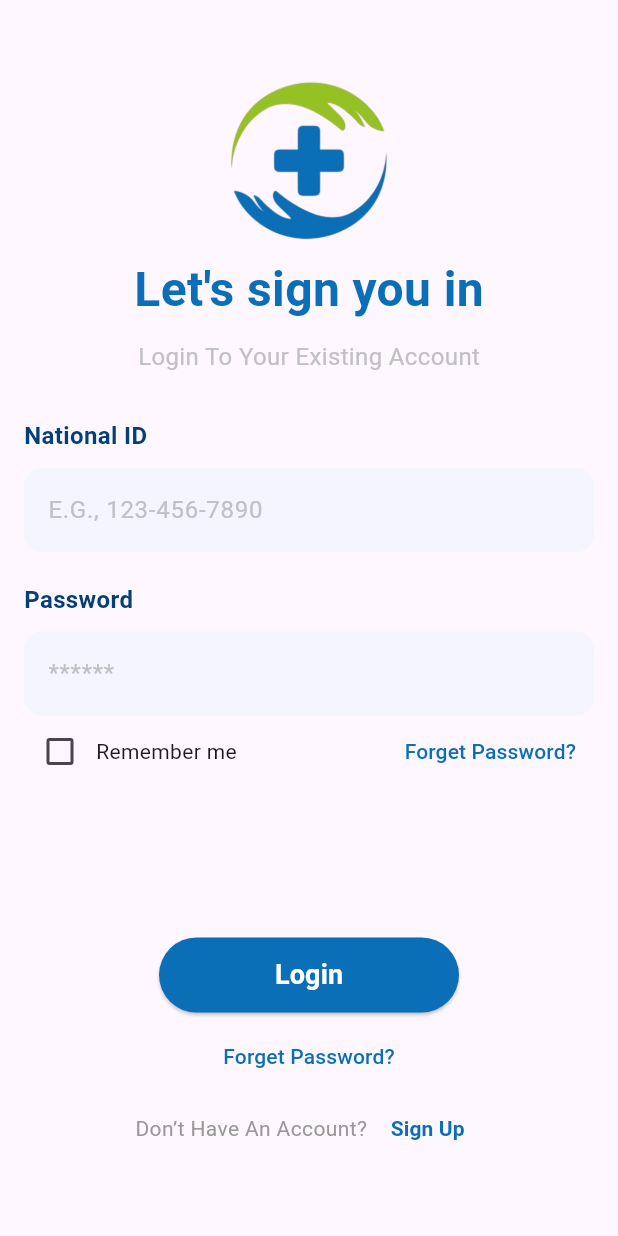
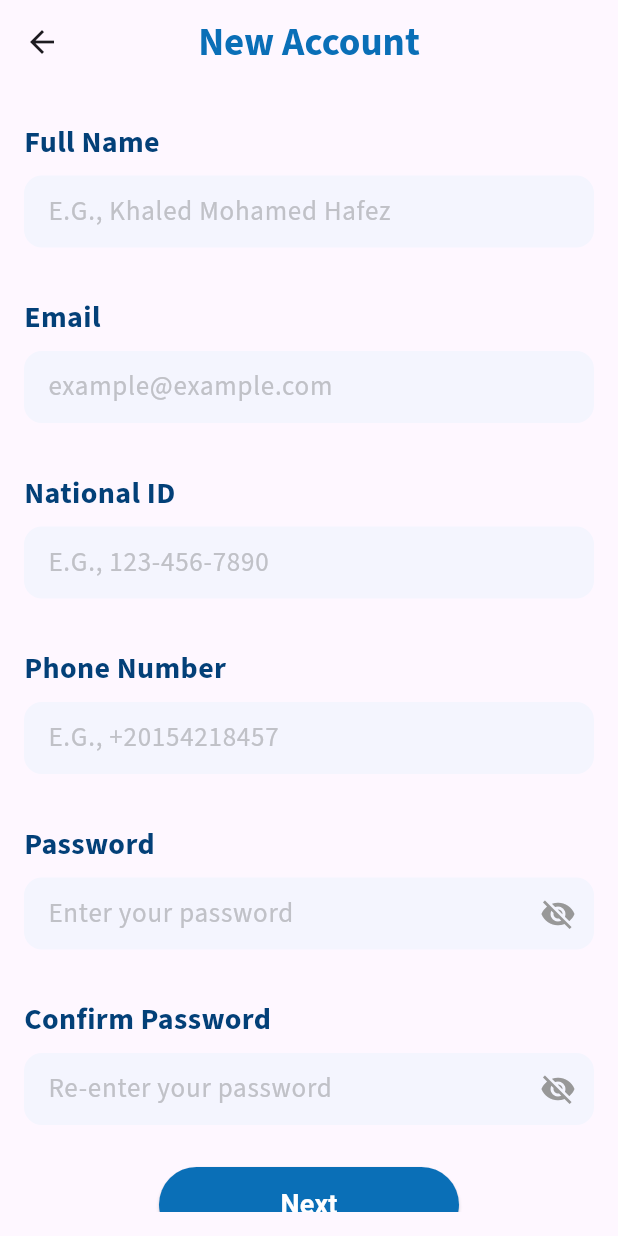
Before and after one commit to MariemBasily/Tash5esy, a Flutter app: the LoginScreen screen opened by its route, after a tap on "Sign Up", on a phone screen of 412 x 824 dp. Run offline on Flutter 3.47's test engine with Material 3 defaults, Android fonts, the phone set to English and light mode, and no system bars; our stand-ins replace easy_localization.

Commit message:
new screens with font

```diff
--- a/lib/controllers/login_controller.dart
+++ b/lib/controllers/login_controller.dart
@@ -1,3 +1,4 @@
+import 'package:easy_localization/easy_localization.dart';
 import 'package:flutter/material.dart';
 import 'package:tash5esy_app/models/login_model.dart';
 
@@ -17,12 +18,21 @@ class LoginController {
     nationalIdError = null;
     passwordError = null;
 
-    // Perform validation
+    // Perform National ID validation: must be exactly 14 digits
     if (nationalId.isEmpty) {
-      nationalIdError = "National ID cannot be empty";
+      nationalIdError = "National ID cannot be empty".tr();
+    } else if (!_isValidNationalId(nationalId)) {
+      nationalIdError = "National ID must be 14 digits.".tr();
     }
+
+    // Perform Password validation: must be at least 6 characters, contain symbols, numbers, lowercase, and uppercase
     if (password.isEmpty) {
-      passwordError = "Password cannot be empty";
+      passwordError = "Password cannot be empty".tr();
+    } else if (!_isValidPassword(password)) {
+      passwordError =
+          "Password must be at least 6 characters,"
+          "must contain upper & lower case letters &"
+          "numbers,and symbols.".tr();
     }
 
     // If no errors, return the model
@@ -37,4 +47,18 @@ class LoginController {
     nationalIdController.dispose();
     passwordController.dispose();
   }
+
+  // Helper function to validate the National ID (exactly 14 digits)
+  bool _isValidNationalId(String nationalId) {
+    final RegExp idRegExp = RegExp(r'^\d{14}$'.tr()); // Only 14 digits
+    return idRegExp.hasMatch(nationalId);
+  }
+
+  // Helper function to validate password (min 6 characters, with special conditions)
+  bool _isValidPassword(String password) {
+    final RegExp passwordRegExp = RegExp(
+      r'^(?=.*[a-z])(?=.*[A-Z])(?=.*\d)(?=.*[@$!%*?&#])[A-Za-z\d@$!%*?&#]{6,}$'.tr(),
+    );
+    return passwordRegExp.hasMatch(password);
+  }
 }
--- a/lib/controllers/signup_controller.dart
+++ b/lib/controllers/signup_controller.dart
@@ -0,0 +1,24 @@
+import 'package:flutter/material.dart';
+
+class UserController {
+  final formKey = GlobalKey<FormState>();
+
+  String fullName = '';
+  String email = '';
+  String nationalId = '';
+  String phoneNumber = '';
+  String password = '';
+
+  bool validateForm() {
+    return formKey.currentState?.validate() ?? false;
+  }
+
+  void saveForm() {
+    if (validateForm()) {
+      formKey.currentState?.save();
+      print("Form is valid and saved");
+    } else {
+      print("Form is not valid");
+    }
+  }
+}
--- a/lib/main.dart
+++ b/lib/main.dart
@@ -4,7 +4,7 @@ import 'package:tash5esy_app/models/splash_model.dart';
 import 'package:tash5esy_app/views/login/login_screen.dart';
 import 'package:tash5esy_app/views/splash/splash_screen.dart';
 import 'package:tash5esy_app/views/get_started/get_started_screen.dart';
-//import 'package:tash5esy_app/views/signup/signup_screen.dart';
+import 'package:tash5esy_app/views/signup/signup_screen.dart';
 Future<void> main() async {
   WidgetsFlutterBinding.ensureInitialized();
   await EasyLocalization.ensureInitialized();
@@ -34,7 +34,7 @@ class MyApp extends StatelessWidget {
       routes: {
         '/get_started': (context) => GetStartedScreen(),
         '/login': (context) => LoginScreen(),
-        //'/signup': (context) => SignupScreen(),
+        '/signup': (context) => NewAccountScreen(),
         //'/forgot_password': (context) =>ForgotPasswordScreen(),
       },
     );
--- a/lib/views/login/widgets/remember_me.dart
+++ b/lib/views/login/widgets/remember_me.dart
@@ -1,4 +1,3 @@
-// views/login/widgets/remember_me_widget.dart
 import 'package:flutter/material.dart';
 import 'package:easy_localization/easy_localization.dart';
 import 'package:tash5esy_app/core/style/colors.dart';
@@ -12,7 +11,7 @@ class RememberMeWidget extends StatelessWidget {
         Row(
           children: [
             Checkbox(value: false, onChanged: (bool? value) {}),
-            Text('Remember me').tr(),
+            Text('Remember me'.tr()),
           ],
         ),
         TextButton(
--- a/lib/views/signup/signup_screen.dart
+++ b/lib/views/signup/signup_screen.dart
@@ -0,0 +1,67 @@
+import 'package:easy_localization/easy_localization.dart';
+import 'package:flutter/material.dart';
+import 'package:tash5esy_app/controllers/signup_controller.dart';
+import 'package:tash5esy_app/core/style/colors.dart';
+import 'package:tash5esy_app/views/signup/widgets/already_have_an_account.dart';
+import 'package:tash5esy_app/views/signup/widgets/confirm_password_field.dart';
+import 'package:tash5esy_app/views/signup/widgets/email_field.dart';
+import 'package:tash5esy_app/views/signup/widgets/full_name_field.dart.dart';
+import 'package:tash5esy_app/views/signup/widgets/next_button.dart';
+import 'package:tash5esy_app/views/signup/widgets/national_id_field.dart';
+import 'package:tash5esy_app/views/signup/widgets/password_field.dart';
+import 'package:tash5esy_app/views/signup/widgets/phone_number_field.dart';
+
+class NewAccountScreen extends StatefulWidget {
+  @override
+  _NewAccountScreenState createState() => _NewAccountScreenState();
+}
+
+class _NewAccountScreenState extends State<NewAccountScreen> {
+  final UserController _controller = UserController();
+
+  @override
+  Widget build(BuildContext context) {
+    return Scaffold(
+      appBar: AppBar(
+        title: Text(
+          "New Account".tr(),
+          style: TextStyle(
+            color: AppColors.secondary,
+            fontWeight: FontWeight.bold,
+            fontSize: 26,
+            fontFamily: "SourceSans3",
+          ),
+        ),
+        centerTitle: true,
+      ),
+      body: Padding(
+        padding: const EdgeInsets.all(16.0),
+        child: Form(
+          key: _controller.formKey,
+          child: ListView(
+            children: [
+              FullNameField(onSaved: (value) => _controller.fullName = value),
+              SizedBox(height: 16),
+              EmailField(onSaved: (value) => _controller.email = value),
+              SizedBox(height: 16),
+              NationalIdField(
+                  onSaved: (value) => _controller.nationalId = value),
+              SizedBox(height: 16),
+              PhoneNumberField(
+                  onSaved: (value) => _controller.phoneNumber = value),
+              SizedBox(height: 16),
+              PasswordField(onSaved: (value) => _controller.password = value),
+              SizedBox(height: 16),
+              ConfirmPasswordField(onSaved: (value) {
+              }),
+              SizedBox(height: 20),
+              NextButton(),
+              SizedBox(height: 20),
+              AlreadyHaveAccount(),
+            ],
+          ),
+        ),
+      ),
+    );
+  }
+}
--- /dev/null
+++ b/lib/views/signup/widgets/already_have_an_account.dart
@@ -0,0 +1,27 @@
+import 'package:easy_localization/easy_localization.dart';
+import 'package:flutter/material.dart';
+import 'package:tash5esy_app/views/login/login_screen.dart';
+import 'package:tash5esy_app/core/style/colors.dart';
+
+class AlreadyHaveAccount extends StatelessWidget {
+  @override
+  Widget build(BuildContext context) {
+    return Row(
+      mainAxisAlignment: MainAxisAlignment.center,
+      children: [
+        Text("Already have an account? ".tr(), style: TextStyle(color: AppColors.grey),),
+        TextButton(
+          onPressed: () {
+            Navigator.push(
+              context,
+              MaterialPageRoute(
+                  builder: (context) =>
+                      LoginScreen()),
+            );
+          },
+          child: Text("Log in".tr(), style: TextStyle(color: AppColors.secondary),),
+        ),
+      ],
+    );
+  }
+}
--- /dev/null
+++ b/lib/views/signup/widgets/confirm_password_field.dart
@@ -0,0 +1,53 @@
+import 'package:easy_localization/easy_localization.dart';
+import 'package:flutter/material.dart';
+import 'package:tash5esy_app/core/style/colors.dart';
+class ConfirmPasswordField extends StatelessWidget {
+  final Function(String) onSaved;
+
+  ConfirmPasswordField({required this.onSaved});
+
+  @override
+  Widget build(BuildContext context) {
+    return Padding(
+      padding: const EdgeInsets.symmetric(vertical: 8.0),
+      child: Column(
+        crossAxisAlignment: CrossAxisAlignment.start,
+        children: [
+          Text(
+            "Confirm Password".tr(),
+            style: TextStyle(
+              fontWeight: FontWeight.bold,
+              fontSize: 20.0,
+              color: AppColors.primary,
+              fontFamily: "SourceSans3",
+            ),
+          ),
+          SizedBox(height: 8.0),
+          TextFormField(
+            obscureText: true,
+            decoration: InputDecoration(
+              hintText: "Re-enter your password".tr(),
+              hintStyle: TextStyle(color: AppColors.grey, fontSize: 18.0, fontFamily: "SourceSans3"),
+              filled: true,
+              fillColor: AppColors.blue,
+              contentPadding:
+                  EdgeInsets.symmetric(vertical: 10.0, horizontal: 12.0),
+              suffixIcon: Icon(Icons.visibility_off, color: AppColors.grey2),
+              border: OutlineInputBorder(
+                borderRadius: BorderRadius.circular(12.0),
+                borderSide: BorderSide.none,
+              ),
+            ),
+            validator: (value) {
+              if (value == null || value.isEmpty) {
+                return "Please confirm your password";
+              }
+              return null;
+            },
+            onSaved: (value) => onSaved(value ?? ''),
+          ),
+        ],
+      ),
+    );
+  }
+}
--- /dev/null
+++ b/lib/views/signup/widgets/email_field.dart
@@ -0,0 +1,51 @@
+import 'package:easy_localization/easy_localization.dart';
+import 'package:flutter/material.dart';
+import 'package:tash5esy_app/core/style/colors.dart';
+class EmailField extends StatelessWidget {
+  final Function(String) onSaved;
+
+  EmailField({required this.onSaved});
+
+  @override
+  Widget build(BuildContext context) {
+    return Padding(
+      padding: const EdgeInsets.symmetric(vertical: 8.0),
+      child: Column(
+        crossAxisAlignment: CrossAxisAlignment.start,
+        children: [
+          Text(
+            "Email".tr(),
+            style: TextStyle(
+              fontWeight: FontWeight.bold,
+              fontSize: 20.0,
+              color: AppColors.primary,
+              fontFamily: "SourceSans3",
+            ),
+          ),
+          SizedBox(height: 8.0),
+          TextFormField(
+            decoration: InputDecoration(
+              hintText: "example@example.com".tr(),
+              hintStyle: TextStyle(color: AppColors.grey, fontSize: 18.0, fontFamily: "SourceSans3"),
+              filled: true,
+              fillColor: AppColors.blue,
+              contentPadding:
+                  EdgeInsets.symmetric(vertical: 10.0, horizontal: 12.0),
+              border: OutlineInputBorder(
+                borderRadius: BorderRadius.circular(12.0),
+                borderSide: BorderSide.none,
+              ),
+            ),
+            validator: (value) {
+              if (value == null || value.isEmpty) {
+                return "Please enter your email";
+              }
+              return null;
+            },
+            onSaved: (value) => onSaved(value ?? ''),
+          ),
+        ],
+      ),
+    );
+  }
+}
--- /dev/null
+++ b/lib/views/signup/widgets/full_name_field.dart.dart
@@ -0,0 +1,52 @@
+import 'package:easy_localization/easy_localization.dart';
+import 'package:flutter/material.dart';
+import 'package:tash5esy_app/core/style/colors.dart';
+
+class FullNameField extends StatelessWidget {
+  final Function(String) onSaved;
+
+  FullNameField({required this.onSaved});
+
+  @override
+  Widget build(BuildContext context) {
+    return Padding(
+      padding: const EdgeInsets.symmetric(vertical: 8.0),
+      child: Column(
+        crossAxisAlignment: CrossAxisAlignment.start,
+        children: [
+          Text(
+            "Full Name".tr(),
+            style: TextStyle(
+              fontWeight: FontWeight.bold,
+              fontSize: 20.0,
+              color: AppColors.primary,
+              fontFamily: "SourceSans3",
+            ),
+          ),
+          SizedBox(height: 8.0),
+          TextFormField(
+            decoration: InputDecoration(
+              hintText: "E.G., Khaled Mohamed Hafez".tr(),
+              hintStyle: TextStyle(color: AppColors.grey, fontSize: 18.0, fontFamily: "SourceSans3"),
+              filled: true,
+              fillColor: AppColors.blue,
+              contentPadding:
+                  EdgeInsets.symmetric(vertical: 10.0, horizontal: 12.0),
+              border: OutlineInputBorder(
+                borderRadius: BorderRadius.circular(12.0),
+                borderSide: BorderSide.none,
+              ),
+            ),
+            validator: (value) {
+              if (value == null || value.isEmpty) {
+                return "Please enter your full name";
+              }
+              return null;
+            },
+            onSaved: (value) => onSaved(value ?? ''),
+          ),
+        ],
+      ),
+    );
+  }
+}
--- /dev/null
+++ b/lib/views/signup/widgets/national_id_field.dart
@@ -0,0 +1,51 @@
+import 'package:easy_localization/easy_localization.dart';
+import 'package:flutter/material.dart';
+import  'package:tash5esy_app/core/style/colors.dart';
+class NationalIdField extends StatelessWidget {
+  final Function(String) onSaved;
+
+  NationalIdField({required this.onSaved});
+
+  @override
+  Widget build(BuildContext context) {
+    return Padding(
+      padding: const EdgeInsets.symmetric(vertical: 8.0),
+      child: Column(
+        crossAxisAlignment: CrossAxisAlignment.start,
+        children: [
+          Text(
+            "National ID".tr(),
+            style: TextStyle(
+              fontWeight: FontWeight.bold,
+              fontSize: 20.0,
+              color: AppColors.primary,
+              fontFamily: "SourceSans3",
+            ),
+          ),
+          SizedBox(height: 8.0),
+          TextFormField(
+            decoration: InputDecoration(
+              hintText: "E.G., 123-456-7890",
+              hintStyle: TextStyle(color: AppColors.grey, fontSize: 18.0, fontFamily: "SourceSans3"),
+              filled: true,
+              fillColor: AppColors.blue,
+              contentPadding:
+                  EdgeInsets.symmetric(vertical: 10.0, horizontal: 12.0),
+              border: OutlineInputBorder(
+                borderRadius: BorderRadius.circular(12.0),
+                borderSide: BorderSide.none,
+              ),
+            ),
+            validator: (value) {
+              if (value == null || value.isEmpty) {
+                return "Please enter your National ID";
+              }
+              return null;
+            },
+            onSaved: (value) => onSaved(value ?? ''),
+          ),
+        ],
+      ),
+    );
+  }
+}
--- /dev/null
+++ b/lib/views/signup/widgets/next_button.dart
@@ -0,0 +1,19 @@
+import 'package:easy_localization/easy_localization.dart';
+import 'package:flutter/material.dart';
+import 'package:tash5esy_app/core/components/custom_button.dart';
+import 'package:tash5esy_app/views/verifiy_account/verifiy_account_screen.dart';
+
+class NextButton extends StatelessWidget {
+  @override
+  Widget build(BuildContext context) {
+    return CustomButton(
+      label: "Next".tr(),
+      onPressed: () {
+        Navigator.push(
+          context,
+          MaterialPageRoute(builder: (context) => VerifyAccountScreen()),
+        );
+      },
+    );
+  }
+}
--- /dev/null
+++ b/lib/views/signup/widgets/password_field.dart
@@ -0,0 +1,54 @@
+import 'package:easy_localization/easy_localization.dart';
+import 'package:flutter/material.dart';
+import 'package:tash5esy_app/core/style/colors.dart';
+
+class PasswordField extends StatelessWidget {
+  final Function(String) onSaved;
+
+  PasswordField({required this.onSaved});
+
+  @override
+  Widget build(BuildContext context) {
+    return Padding(
+      padding: const EdgeInsets.symmetric(vertical: 8.0),
+      child: Column(
+        crossAxisAlignment: CrossAxisAlignment.start,
+        children: [
+          Text(
+            "Password".tr(),
+            style: TextStyle(
+              fontWeight: FontWeight.bold,
+              fontSize: 20.0,
+              color: AppColors.primary,
+              fontFamily: "SourceSans3",
+            ),
+          ),
+          SizedBox(height: 8.0),
+          TextFormField(
+            obscureText: true,
+            decoration: InputDecoration(
+              hintText: "Enter your password",
+              hintStyle: TextStyle(color: AppColors.grey, fontSize: 18.0, fontFamily: "SourceSans3"),
+              filled: true,
+              fillColor: AppColors.blue,
+              contentPadding:
+                  EdgeInsets.symmetric(vertical: 10.0, horizontal: 12.0),
+              suffixIcon: Icon(Icons.visibility_off, color: AppColors.grey2),
+              border: OutlineInputBorder(
+                borderRadius: BorderRadius.circular(12.0),
+                borderSide: BorderSide.none,
+              ),
+            ),
+            validator: (value) {
+              if (value == null || value.isEmpty) {
+                return "Please enter your password";
+              }
+              return null;
+            },
+            onSaved: (value) => onSaved(value ?? ''),
+          ),
+        ],
+      ),
+    );
+  }
+}
--- /dev/null
+++ b/lib/views/signup/widgets/phone_number_field.dart
@@ -0,0 +1,52 @@
+import 'package:easy_localization/easy_localization.dart';
+import 'package:flutter/material.dart';
+import 'package:tash5esy_app/core/style/colors.dart';
+
+class PhoneNumberField extends StatelessWidget {
+  final Function(String) onSaved;
+
+  PhoneNumberField({required this.onSaved});
+
+  @override
+  Widget build(BuildContext context) {
+    return Padding(
+      padding: const EdgeInsets.symmetric(vertical: 8.0),
+      child: Column(
+        crossAxisAlignment: CrossAxisAlignment.start,
+        children: [
+          Text(
+            "Phone Number".tr(),
+            style: TextStyle(
+              fontWeight: FontWeight.bold,
+              fontSize: 20.0,
+              color: AppColors.primary,
+              fontFamily: "SourceSans3",
+            ),
+          ),
+          SizedBox(height: 8.0),
+          TextFormField(
+            decoration: InputDecoration(
+              hintText: "E.G., +20154218457".tr(),
+              hintStyle: TextStyle(color: AppColors.grey, fontSize: 18.0, fontFamily: "SourceSans3"),
+              filled: true,
+              fillColor: AppColors.blue,
+              contentPadding:
+                  EdgeInsets.symmetric(vertical: 10.0, horizontal: 12.0),
+              border: OutlineInputBorder(
+                borderRadius: BorderRadius.circular(12.0),
+                borderSide: BorderSide.none,
+              ),
+            ),
+            validator: (value) {
+              if (value == null || value.isEmpty) {
+                return "Please enter your phone number";
+              }
+              return null;
+            },
+            onSaved: (value) => onSaved(value ?? ''),
+          ),
+        ],
+      ),
+    );
+  }
+}
```
Also changed, not shown: assets/translation/ar.json (+28 -1 lines), assets/translation/en.json (+29 -1 lines), lib/views/login/login_screen.dart (+48 -15 lines), lib/views/verifiy_account/verifiy_account_screen.dart (+15 -0 lines), lib/views/signup/widgets/widget.dart (deleted).
